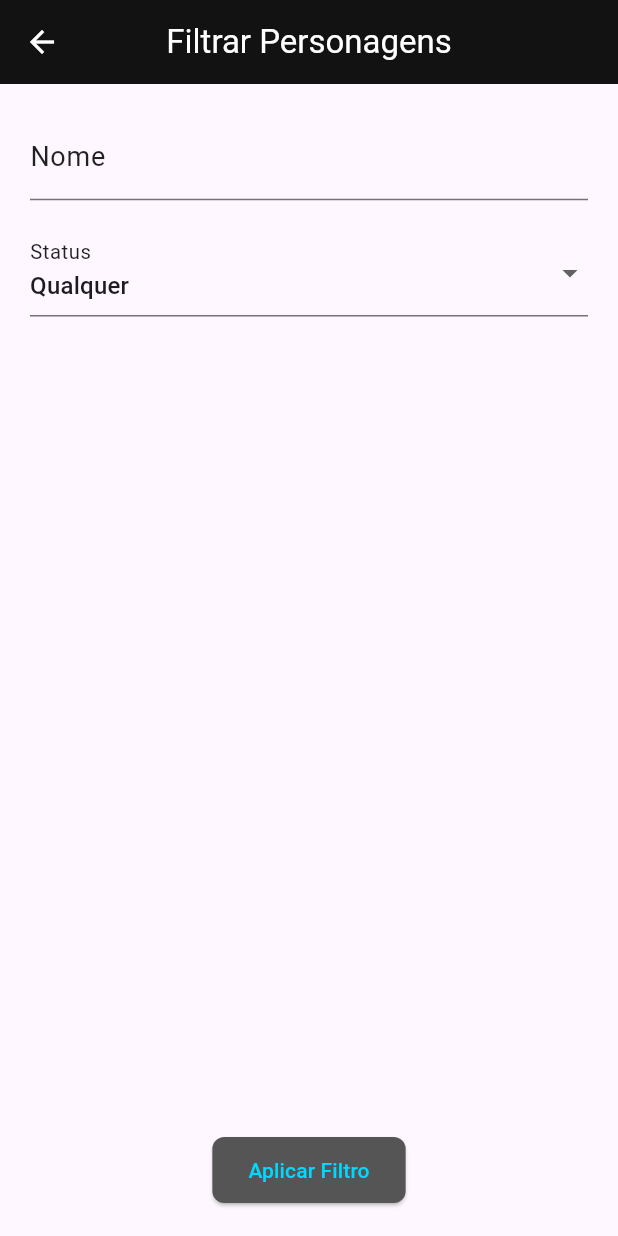
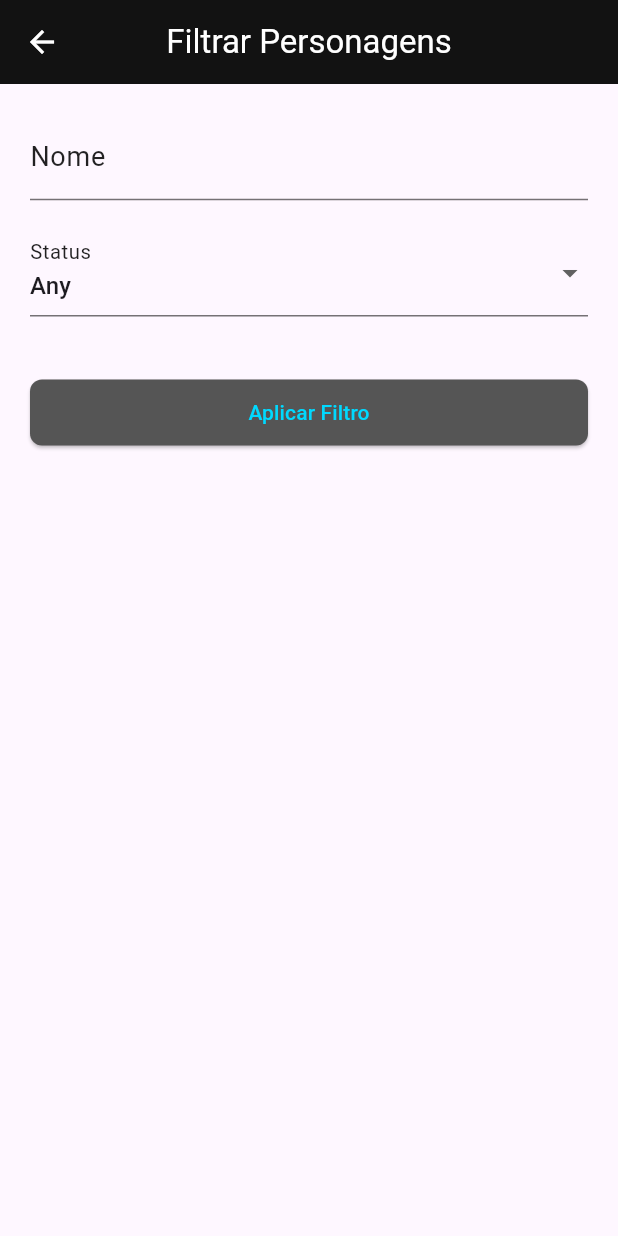
Before and after one commit to coderlupus/POO-project, a Flutter app: the FilterPage screen opened directly, on a phone screen of 412 x 824 dp. Run offline on Flutter 3.47's test engine with Material 3 defaults, Android fonts, the phone set to English and light mode, and no system bars; network calls fail.

```diff
--- a/lib/filter_page.dart
+++ b/lib/filter_page.dart
@@ -42,9 +42,10 @@ class FilterPageState extends State<FilterPage> {
     appBar: AppBar(
       title: const Text('Filtrar Personagens'),
     ),
-      body: Padding(
+    body: SingleChildScrollView(
       padding: const EdgeInsets.all(20),
       child: Column(
+        crossAxisAlignment: CrossAxisAlignment.stretch,
         children: [
           TextField(
             controller: _nameController,
@@ -57,7 +58,7 @@ class FilterPageState extends State<FilterPage> {
             items: [null, ...statusOptions].map((status) {
               return DropdownMenuItem<String>(
                 value: status,
-                  child: Text(status == null ? 'Qualquer' : status.capitalize()),
+                child: Text(status == null ? 'Any' : status.capitalize()),
               );
             }).toList(),
             onChanged: (val) {
@@ -66,7 +67,7 @@ class FilterPageState extends State<FilterPage> {
               });
             },
           ),
-            const Spacer(),
+          const SizedBox(height: 40), // Espaçamento antes do botão
           ElevatedButton(
             onPressed: _submit,
             child: const Text('Aplicar Filtro'),
```
Lines whose indentation alone changed are shown as unchanged.
